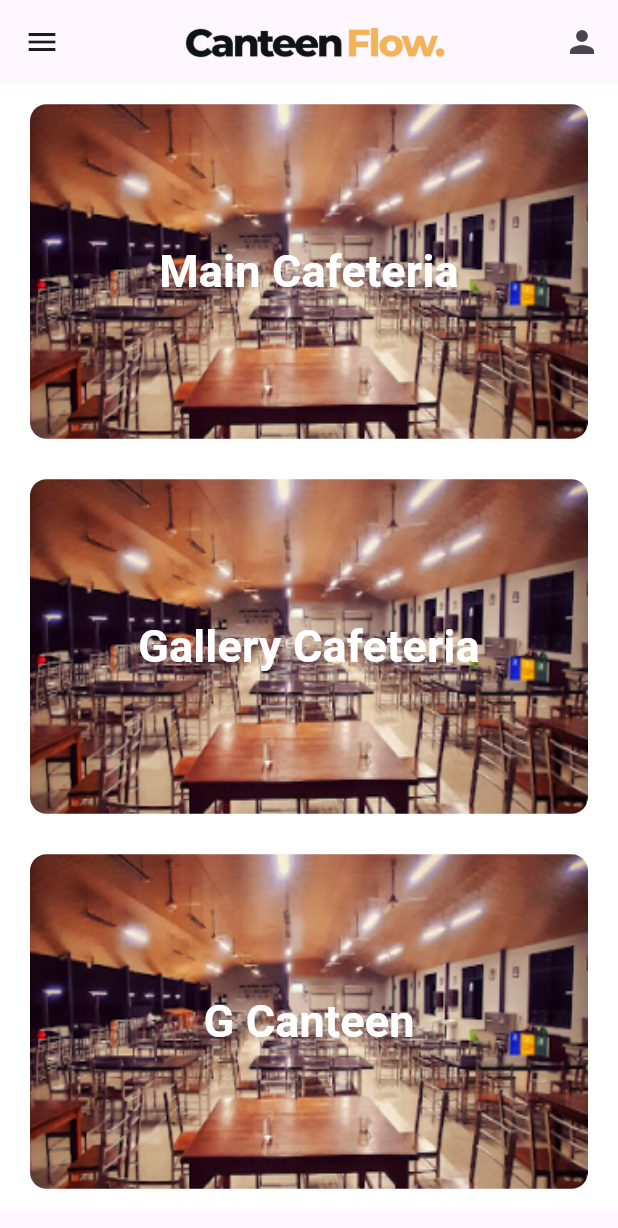
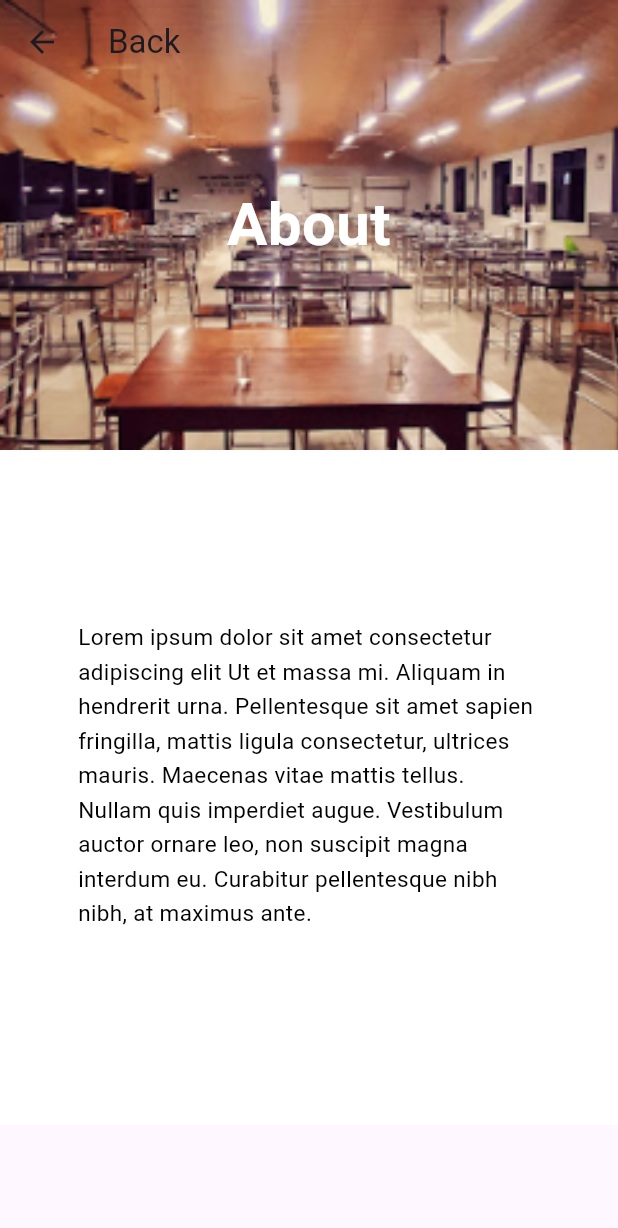
Before and after one commit to m-prasanna/Canteen-Flow-Uni-Project, a Flutter app: the HomeScreen screen opened directly, in the side drawer, after a tap on "About", on a phone screen of 412 x 824 dp. Shown: the top 1228 px of the screen. Run offline on Flutter 3.47's test engine with Material 3 defaults, Android fonts, the phone set to English and light mode, and no system bars; Roboto replaces fonts that are missing (Rubik).

Commit message:
update about page

```diff
--- /dev/null
+++ b/canteen_flow_app/lib/screen/about.dart
@@ -0,0 +1,98 @@
+import 'package:flutter/material.dart';
+
+class About extends StatelessWidget {
+  const About({Key? key});
+
+  @override
+  Widget build(BuildContext context) {
+    return Scaffold(
+      appBar: PreferredSize(
+        preferredSize:
+            Size.fromHeight(300), // Set preferred height for the app bar
+        child: AppBar(
+          flexibleSpace: Container(
+            height: 600,
+            decoration: BoxDecoration(
+              image: DecorationImage(
+                image: AssetImage('assets/Resualt 1.png'),
+                fit: BoxFit.cover,
+              ),
+            ),
+            child: Center(
+              child: Text(
+              'About',
+              textAlign: TextAlign.center,
+              style: TextStyle(
+                fontSize: 40,
+                fontWeight: FontWeight.bold,
+                color: Colors.white,
+
+              ),
+              ),
+            ),
+          ),
+          leading: IconButton(
+            icon: Icon(Icons.arrow_back),
+            onPressed: () {
+              Navigator.pop(
+                  context); // Navigate back when the button is pressed
+            },
+          ),
+          title: Text('Back'),
+        ),
+      ),
+      body:Column(
+          children: [
+            Container(
+              width: 428,
+              height: 450,
+              clipBehavior: Clip.antiAlias,
+              decoration: BoxDecoration(color: Colors.white),
+              child: Column(
+                children: [
+                  Padding(
+                    padding: const EdgeInsets.only(top: 45),
+                    child: Row(
+                      children: [
+                        Padding(
+                          padding: const EdgeInsets.only(left: 24),
+                          child: Text(
+                            'back',
+                            style: TextStyle(
+                              color: Colors.white,
+                              fontSize: 20,
+                              fontFamily: 'Rubik',
+                              fontWeight: FontWeight.w400,
+                            ),
+                          ),
+                        ),
+                      ],
+                    ),
+                  ),
+                  Padding(
+                    padding:
+                        const EdgeInsets.only(top: 40, left: 30, right: 30),
+                    child: SizedBox(
+                      width: 308,
+                      height: 300,
+                      child: Text(
+                        'Lorem ipsum dolor sit amet consectetur adipiscing elit Ut et massa mi. Aliquam in hendrerit urna. Pellentesque sit amet sapien fringilla, mattis ligula consectetur, ultrices mauris. Maecenas vitae mattis tellus. Nullam quis imperdiet augue. Vestibulum auctor ornare leo, non suscipit magna interdum eu. Curabitur pellentesque nibh nibh, at maximus ante.',
+                        style: TextStyle(
+                          color: Colors.black,
+                          fontSize: 15,
+                          fontFamily: 'Rubik',
+                          fontWeight: FontWeight.w400,
+                          height: 1.5,
+                        ),
+                      ),
+                    ),
+                  ),
+                ],
+              ),
+            ),
+          ],
+        ),
+
+    );
+  }
+}
--- a/canteen_flow_app/lib/screen/home.dart
+++ b/canteen_flow_app/lib/screen/home.dart
@@ -1,3 +1,4 @@
+import 'package:canteen_flow_app/screen/about.dart';
 import 'package:canteen_flow_app/screen/navdrawer.dart';
 import 'package:flutter/material.dart';
 
@@ -16,7 +17,18 @@ class HomeScreen extends StatelessWidget {
           IconButton(onPressed:(){}, icon: Icon(Icons.person))
         ],
       ),
-      drawer: AppDrawer(),
+
+      drawer: AppDrawer(
+        about: () {
+          Navigator.push(
+                    context,MaterialPageRoute(
+                    builder: (context) =>
+                     const About()));
+        },
+      ),
+
+
+
       body: SingleChildScrollView(
         child: Center(
           child: Column(
--- a/canteen_flow_app/lib/screen/navdrawer.dart
+++ b/canteen_flow_app/lib/screen/navdrawer.dart
@@ -1,6 +1,12 @@
 import 'package:flutter/material.dart';
 
 class AppDrawer extends StatelessWidget {
+  final Function() about;
+
+  const AppDrawer({super.key,
+  required this.about
+  });
+
   @override
   Widget build(BuildContext context) {
     return Drawer(
@@ -8,22 +14,19 @@ class AppDrawer extends StatelessWidget {
         padding: EdgeInsets.zero,
         children: <Widget>[
           const DrawerHeader(
-
             decoration: BoxDecoration(
-          image: DecorationImage(
-            image: AssetImage('assets/Resualt 1.png'), // Replace with your image path
-            fit: BoxFit.cover,
-          ),
-        ), child: null,
-
+              image: DecorationImage(
+                image: AssetImage(
+                    'assets/Resualt 1.png'), // Replace with your image path
+                fit: BoxFit.cover,
+              ),
+            ),
+            child: null,
           ),
           ListTile(
             leading: Icon(Icons.favorite),
             title: Text('About'),
-            onTap: () {
-              // Add functionality for the Home drawer item
-              Navigator.pop(context); // Close the drawer
-            },
+            onTap: about,
           ),
           ListTile(
             leading: Icon(Icons.feedback),
```
